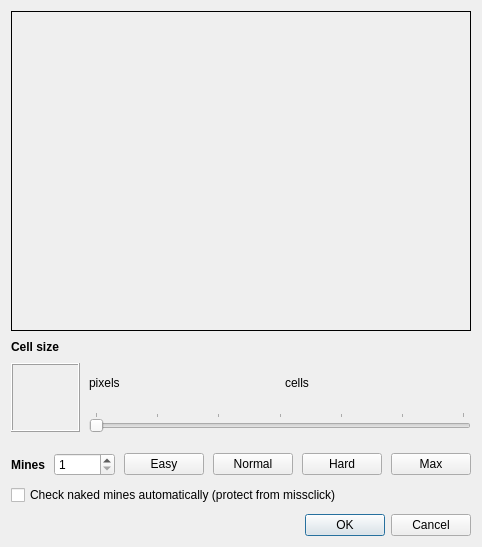
Old version of the form DialogSettingsMineSweeper.ui in the repository Takashi-Inoue/EzPuzzles.
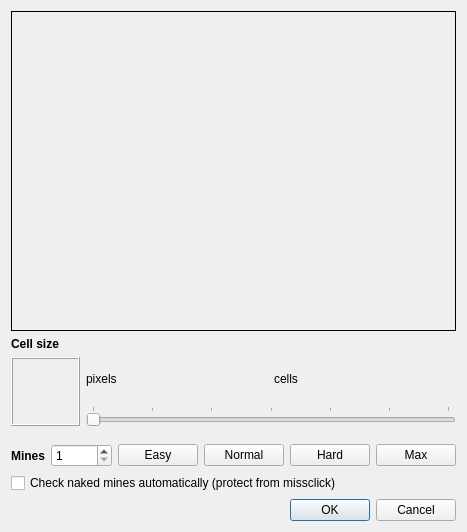
New version of the form. Custom widgets are drawn as their Qt base class.

```diff
--- a/DialogSettingsMineSweeper.ui
+++ b/DialogSettingsMineSweeper.ui
@@ -6,17 +6,14 @@
    <rect>
     <x>0</x>
     <y>0</y>
-    <width>447</width>
-    <height>543</height>
+    <width>443</width>
+    <height>528</height>
    </rect>
   </property>
   <property name="windowTitle">
    <string>Dialog</string>
   </property>
   <layout class="QVBoxLayout" name="verticalLayout_2">
-   <property name="spacing">
-    <number>9</number>
-   </property>
    <item>
     <widget class="QFrame" name="frame">
      <property name="minimumSize">
@@ -66,8 +63,6 @@
    <item>
     <layout class="QVBoxLayout" name="verticalLayout">
      <item>
-      <layout class="QHBoxLayout" name="horizontalLayout">
-       <item>
         <widget class="QLabel" name="label_2">
          <property name="font">
           <font>
@@ -80,11 +75,9 @@
          </property>
         </widget>
        </item>
-      </layout>
-     </item>
      <item>
-      <layout class="QHBoxLayout" name="horizontalLayout_3">
-       <item>
+      <layout class="QGridLayout" name="gridLayout_2">
+       <item row="0" column="0" rowspan="2">
         <widget class="QFrame" name="frameCellSize">
          <property name="sizePolicy">
           <sizepolicy hsizetype="Fixed" vsizetype="Fixed">
@@ -129,28 +122,22 @@
          </layout>
         </widget>
        </item>
-       <item>
-        <layout class="QVBoxLayout" name="verticalLayout_4">
-         <item>
-          <layout class="QHBoxLayout" name="horizontalLayout_4">
-           <item>
+       <item row="0" column="1">
             <widget class="QLabel" name="labelPixels">
              <property name="text">
               <string>pixels</string>
              </property>
             </widget>
            </item>
-           <item>
+       <item row="0" column="2">
             <widget class="QLabel" name="labelCells">
              <property name="text">
               <string>cells</string>
              </property>
             </widget>
            </item>
-          </layout>
-         </item>
-         <item>
-          <widget class="QSlider" name="pieceSizeSlider">
+       <item row="1" column="1" colspan="2">
+        <widget class="QSlider" name="sliderPieceSize">
            <property name="minimum">
             <number>16</number>
            </property>
@@ -175,8 +162,6 @@
        </item>
       </layout>
      </item>
-    </layout>
-   </item>
    <item>
     <layout class="QHBoxLayout" name="horizontalLayout_2">
      <property name="topMargin">
```
Left out of the diff: 79 changed lines with no effect on the pictures. Lines whose indentation alone changed are shown as unchanged.
